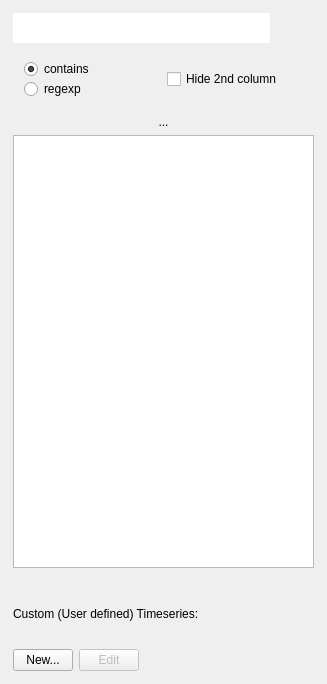
First picture: the form in plotter_gui/curvelist_panel.ui, repository facontidavide/PlotJuggler, before the edit.
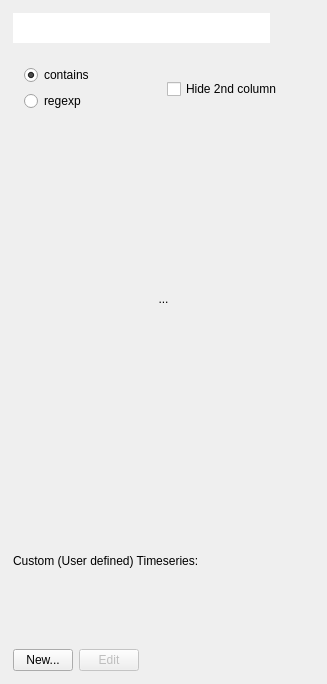
Second picture: the form after the edit. Icons and pictures are not drawn.

```diff
--- a/plotter_gui/curvelist_panel.ui
+++ b/plotter_gui/curvelist_panel.ui
@@ -59,7 +59,7 @@
       <number>1</number>
      </property>
      <widget class="QWidget" name="layoutWidget">
-      <layout class="QVBoxLayout" name="verticalLayout" stretch="0,0,0,0">
+      <layout class="QVBoxLayout" name="verticalLayout" stretch="0,0,0">
        <property name="bottomMargin">
         <number>8</number>
        </property>
@@ -277,37 +277,6 @@
          </property>
         </widget>
        </item>
-       <item>
-        <widget class="QTreeView" name="treeView">
-         <property name="editTriggers">
-          <set>QAbstractItemView::NoEditTriggers</set>
-         </property>
-         <property name="showDropIndicator" stdset="0">
-          <bool>false</bool>
-         </property>
-         <property name="dragEnabled">
-          <bool>true</bool>
-         </property>
-         <property name="selectionMode">
-          <enum>QAbstractItemView::ExtendedSelection</enum>
-         </property>
-         <property name="selectionBehavior">
-          <enum>QAbstractItemView::SelectItems</enum>
-         </property>
-         <property name="rootIsDecorated">
-          <bool>true</bool>
-         </property>
-         <attribute name="headerVisible">
-          <bool>false</bool>
-         </attribute>
-         <attribute name="headerMinimumSectionSize">
-          <number>200</number>
-         </attribute>
-         <attribute name="headerDefaultSectionSize">
-          <number>300</number>
-         </attribute>
-        </widget>
-       </item>
       </layout>
      </widget>
      <widget class="QWidget" name="layoutWidget1">
```
